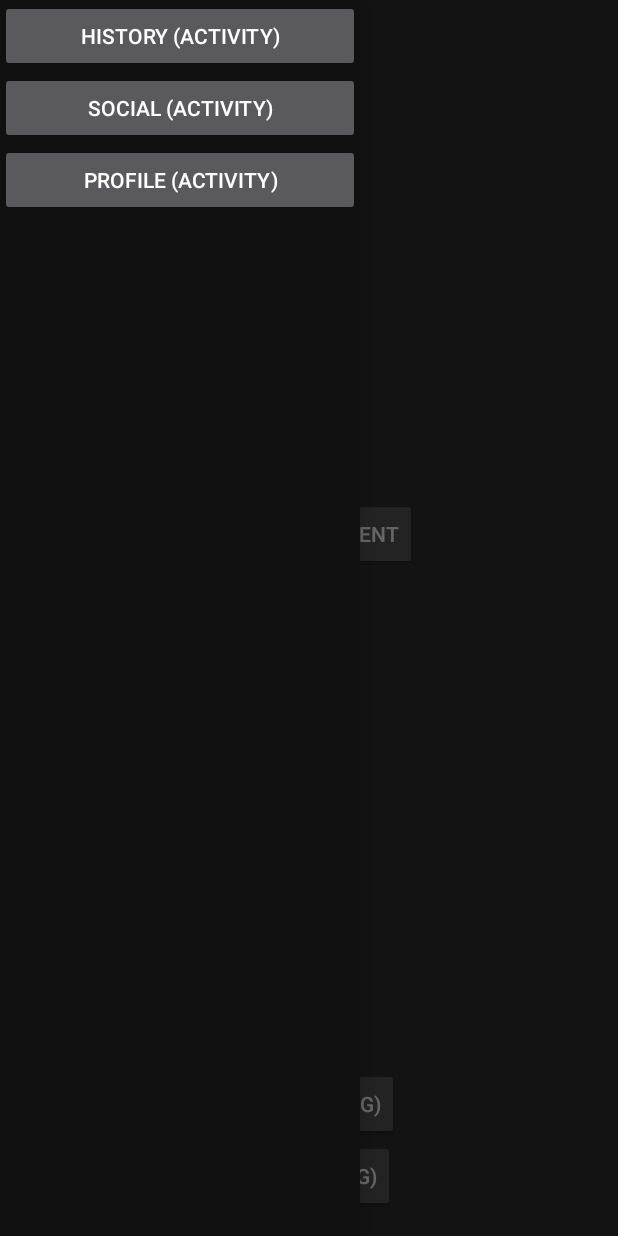
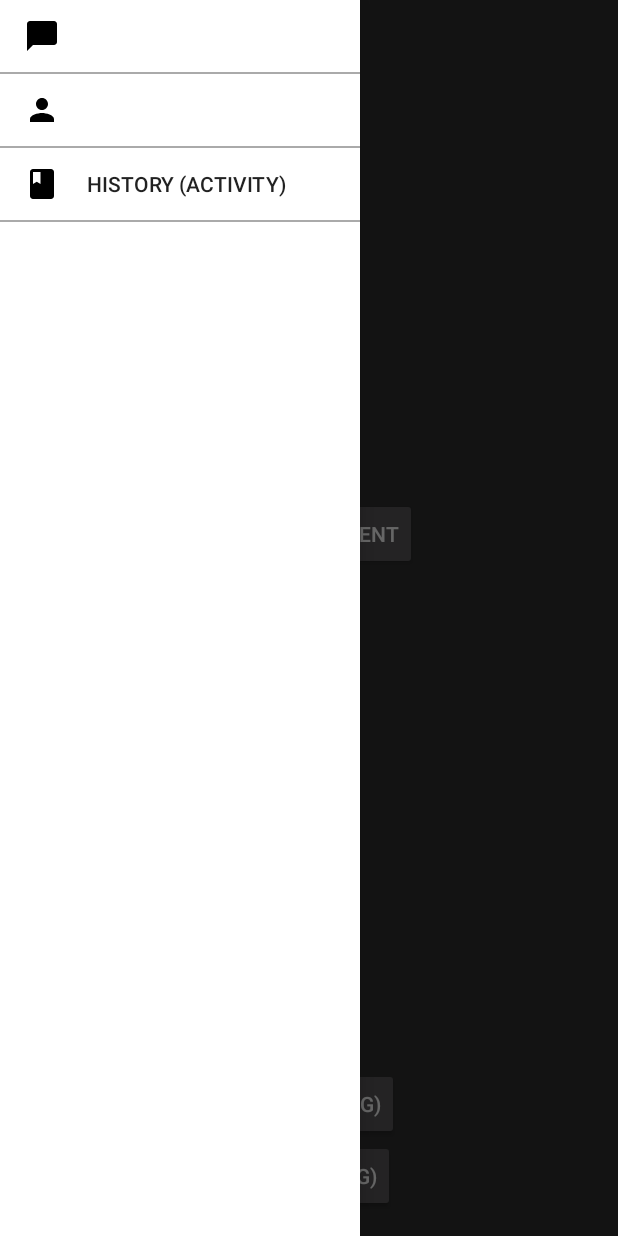
Before and after one commit to CMPUT301F17T05/AASIO-Index, an Android app: the screen it shows after launch (HomeActivity), with the side drawer open, on a phone screen of 412 x 824 dp. Run offline under Robolectric (Android 15) with nearby library versions, the phone set to English and light mode, and no system bars.

Commit message:
merge profile

```diff
--- a/app/src/main/java/com/cmput301/t05/habilect/ProfileActivity.java
+++ b/app/src/main/java/com/cmput301/t05/habilect/ProfileActivity.java
@@ -1,19 +1,14 @@
 package com.cmput301.t05.habilect;
 
 import android.content.Context;
-import android.graphics.Bitmap;
-import android.graphics.Matrix;
 import android.graphics.SurfaceTexture;
 import android.graphics.Typeface;
 import android.hardware.camera2.CameraCaptureSession;
 import android.hardware.camera2.CaptureFailure;
 import android.hardware.camera2.CaptureRequest;
-import android.hardware.camera2.CaptureResult;
 import android.hardware.camera2.TotalCaptureResult;
-import android.media.Image;
 import android.os.Bundle;
 import android.os.Handler;
-import android.os.HandlerThread;
 import android.os.Looper;
 import android.os.Message;
 import android.support.annotation.NonNull;
@@ -21,16 +16,9 @@ import android.support.constraint.ConstraintLayout;
 import android.support.v7.app.AppCompatActivity;
 import android.view.TextureView;
 import android.view.View;
-import android.view.ViewGroup;
-import android.view.animation.Animation;
-import android.view.animation.LinearInterpolator;
-import android.view.animation.RotateAnimation;
 import android.widget.Button;
 import android.widget.ImageView;
 import android.widget.TextView;
-import android.widget.Toast;
-
-import static java.lang.Thread.sleep;
 
 /**
  * @author ioltuszy
@@ -75,19 +63,7 @@ public class ProfileActivity extends AppCompatActivity {
     Button captureButton;
 
     boolean profileImageViewDebounce = false;
-
     CameraCaptureSession.CaptureCallback cameraCaptureSessionCallback = new CameraCaptureSession.CaptureCallback() {
-        /*@Override
-        public void onCaptureStarted(CameraCaptureSession session, CaptureRequest request, long timestamp, long frameNumber) {
-            Handler responseHandler = new Handler(Looper.getMainLooper()) {
-                @Override
-                public void handleMessage(Message params) {
-                    cameraTextureView.setAlpha(0f+0.2f*MathUtility.EasingOut(System.currentTimeMillis() - ((long[])params.obj)[0], ((long[])params.obj)[1], 3));
-                }
-            };
-            MathUtility.Animate(100, 500, responseHandler);
-        }*/
-
         @Override
         public void onCaptureCompleted(CameraCaptureSession session, @NonNull CaptureRequest request, TotalCaptureResult result) {
             switch (camera.getCameraState()) {
@@ -100,14 +76,12 @@ public class ProfileActivity extends AppCompatActivity {
                         Handler responseHandler = new Handler(Looper.getMainLooper()) {
                             @Override
                             public void handleMessage(Message params) {
-                                    if (params.obj==null)
-                                    {
+                                if (params.obj == null) {
                                     profileImageViewDebounce = false;
-                                    }
-                                    else {
-                                        cameraTextureView.setAlpha(1f-0.8f*MathUtility.EasingOut(System.currentTimeMillis() - ((long[])params.obj)[0], ((long[])params.obj)[1], 3));
-                                        mainConstraint.setAlpha(0f+1f*MathUtility.EasingOut(System.currentTimeMillis() - ((long[])params.obj)[0], ((long[])params.obj)[1], 3));
-                                        secondaryConstraint.setAlpha(1f-1f*MathUtility.EasingOut(System.currentTimeMillis() - ((long[])params.obj)[0], ((long[])params.obj)[1], 3));
+                                } else {
+                                    cameraTextureView.setAlpha(1f - 0.8f * MathUtility.EasingOut(System.currentTimeMillis() - ((long[]) params.obj)[0], ((long[]) params.obj)[1], 3));
+                                    mainConstraint.setAlpha(0f + 1f * MathUtility.EasingOut(System.currentTimeMillis() - ((long[]) params.obj)[0], ((long[]) params.obj)[1], 3));
+                                    secondaryConstraint.setAlpha(1f - 1f * MathUtility.EasingOut(System.currentTimeMillis() - ((long[]) params.obj)[0], ((long[]) params.obj)[1], 3));
                                 }
                             }
                         };
@@ -115,6 +89,7 @@ public class ProfileActivity extends AppCompatActivity {
                     }
             }
         }
+
         @Override
         public void onCaptureFailed(CameraCaptureSession session, @NonNull CaptureRequest request, CaptureFailure failure) {
 
@@ -125,6 +100,8 @@ public class ProfileActivity extends AppCompatActivity {
     protected void onCreate(Bundle savedInstanceState) {
         super.onCreate(savedInstanceState);
         setContentView(R.layout.activity_profile);
+
+        setTitle("Habilect - Social");
 
         mainConstraint = (ConstraintLayout) findViewById(R.id.mainConstraint);
         secondaryConstraint = (ConstraintLayout) findViewById(R.id.secondaryConstraint);
@@ -149,14 +126,12 @@ public class ProfileActivity extends AppCompatActivity {
                     Handler responseHandler = new Handler(Looper.getMainLooper()) {
                         @Override
                         public void handleMessage(Message params) {
-                            if (params.obj==null)
-                            {
+                            if (params.obj == null) {
                                 profileImageViewDebounce = false;
-                            }
-                            else {
-                                cameraTextureView.setAlpha(0.2f+0.8f*MathUtility.EasingOut(System.currentTimeMillis() - ((long[])params.obj)[0], ((long[])params.obj)[1], 3));
-                                mainConstraint.setAlpha(1f-1f*MathUtility.EasingOut(System.currentTimeMillis() - ((long[])params.obj)[0], ((long[])params.obj)[1], 3));
-                                secondaryConstraint.setAlpha(0f+1f*MathUtility.EasingOut(System.currentTimeMillis() - ((long[])params.obj)[0], ((long[])params.obj)[1], 3));
+                            } else {
+                                cameraTextureView.setAlpha(0.2f + 0.8f * MathUtility.EasingOut(System.currentTimeMillis() - ((long[]) params.obj)[0], ((long[]) params.obj)[1], 3));
+                                mainConstraint.setAlpha(1f - 1f * MathUtility.EasingOut(System.currentTimeMillis() - ((long[]) params.obj)[0], ((long[]) params.obj)[1], 3));
+                                secondaryConstraint.setAlpha(0f + 1f * MathUtility.EasingOut(System.currentTimeMillis() - ((long[]) params.obj)[0], ((long[]) params.obj)[1], 3));
                             }
                         }
                     };
--- a/app/src/main/res/drawable/divider.xml
+++ b/app/src/main/res/drawable/divider.xml
@@ -1,4 +1,5 @@
 <?xml version="1.0" encoding="utf-8"?>
-<selector xmlns:android="http://schemas.android.com/apk/res/android">
-
-</selector>
+<shape xmlns:android="http://schemas.android.com/apk/res/android">
+    <size android:height="1dp" />
+    <solid android:color="#aaaaaa" />
+</shape>
--- a/app/src/main/res/drawable/social.xml
+++ b/app/src/main/res/drawable/social.xml
@@ -5,5 +5,5 @@
         android:viewportHeight="24.0">
     <path
         android:fillColor="#FF000000"
-        android:pathData="M16,11c1.66,0 2.99,-1.34 2.99,-3S17.66,5 16,5c-1.66,0 -3,1.34 -3,3s1.34,3 3,3zM8,11c1.66,0 2.99,-1.34 2.99,-3S9.66,5 8,5C6.34,5 5,6.34 5,8s1.34,3 3,3zM8,13c-2.33,0 -7,1.17 -7,3.5L1,19h14v-2.5c0,-2.33 -4.67,-3.5 -7,-3.5zM16,13c-0.29,0 -0.62,0.02 -0.97,0.05 1.16,0.84 1.97,1.97 1.97,3.45L17,19h6v-2.5c0,-2.33 -4.67,-3.5 -7,-3.5z"/>
+        android:pathData="M20,2H4c-1.1,0 -2,0.9 -2,2v18l4,-4h14c1.1,0 2,-0.9 2,-2V4c0,-1.1 -0.9,-2 -2,-2z"/>
 </vector>
--- a/app/src/main/res/layout/activity_home.xml
+++ b/app/src/main/res/layout/activity_home.xml
@@ -2,6 +2,7 @@
 
 <android.support.v4.widget.DrawerLayout
     xmlns:android="http://schemas.android.com/apk/res/android"
+    xmlns:tools="http://schemas.android.com/tools"
     android:id="@+id/navigationHomeDrawer"
     android:layout_width="match_parent"
     android:layout_height="match_parent">
@@ -16,32 +17,52 @@
     </android.support.v4.view.ViewPager>
 
     <LinearLayout
+        android:layout_width="240dp"
+        android:layout_height="match_parent"
+        android:background="@color/white"
+        android:choiceMode="singleChoice"
+        android:divider="@drawable/divider"
+        android:dividerHeight="1dp"
         android:layout_gravity="start"
-    android:choiceMode="singleChoice"
-    android:layout_width="240dp"
-    android:divider="@android:color/transparent"
-    android:dividerHeight="0dp"
-    android:layout_height="match_parent"
-    android:background="#111"
-    android:orientation="vertical">
-
-    <Button
-        android:id="@+id/navigateHistory"
-        android:layout_width="240dp"
-        android:layout_height="wrap_content"
-        android:text="History (Activity)" />
+        android:orientation="vertical"
+        android:showDividers="middle|end">
 
         <Button
             android:id="@+id/navigateSocial"
-        android:layout_width="240dp"
+            style="@style/Widget.AppCompat.Button.Borderless"
+            android:layout_width="match_parent"
             android:layout_height="wrap_content"
+            android:background="@color/white"
+            android:drawablePadding="0dp"
+            android:drawableStart="@drawable/social"
+            android:paddingEnd="32dp"
+            android:paddingStart="16dp"
             android:text="Social (Activity)" />
 
         <Button
             android:id="@+id/navigateProfile"
-        android:layout_width="240dp"
+            style="@style/Widget.AppCompat.Button.Borderless"
+            android:layout_width="match_parent"
             android:layout_height="wrap_content"
+            android:background="@color/white"
+            android:drawablePadding="0dp"
+            android:drawableStart="@drawable/profile"
+            android:paddingEnd="32dp"
+            android:paddingStart="16dp"
             android:text="Profile (Activity)" />
+
+        <Button
+            android:id="@+id/navigateHistory"
+            style="@style/Widget.AppCompat.Button.Borderless"
+            android:layout_width="match_parent"
+            android:layout_height="wrap_content"
+            android:background="@color/white"
+            android:drawablePadding="0dp"
+            android:drawableStart="@drawable/history"
+            android:paddingEnd="32dp"
+            android:paddingStart="16dp"
+            android:text="History (Activity)"
+            android:theme="@style/AppTheme" />
 
     </LinearLayout>
 
--- a/app/src/main/res/layout/activity_profile.xml
+++ b/app/src/main/res/layout/activity_profile.xml
@@ -30,7 +30,7 @@
             android:layout_width="0dp"
             android:layout_height="0dp"
             android:alpha="0.9"
-            android:background="@color/colorPrimary"
+            android:background="@color/white"
             android:scaleType="fitXY"
             app:layout_constraintBottom_toBottomOf="parent"
             app:layout_constraintLeft_toLeftOf="parent"
@@ -42,7 +42,7 @@
             android:layout_width="0dp"
             android:layout_height="0dp"
             android:alpha="0.5"
-            android:background="@color/colorPrimaryDark"
+            android:background="@color/colorPrimary"
             app:layout_constraintBottom_toBottomOf="@+id/profileImageView"
             app:layout_constraintLeft_toLeftOf="parent"
             app:layout_constraintRight_toRightOf="parent"
@@ -59,7 +59,7 @@
             app:layout_constraintLeft_toLeftOf="@+id/rightImageViewGuide"
             app:layout_constraintRight_toLeftOf="@+id/leftImageViewGuide"
             app:layout_constraintTop_toTopOf="parent"
-            app:srcCompat="@drawable/default_profile_image" />
+            app:srcCompat="@mipmap/add_image" />
 
         <TextView
             android:id="@+id/displayNameTextView"
@@ -129,7 +129,7 @@
             android:layout_height="96dp"
             android:layout_marginBottom="16dp"
             android:alpha="0.75"
-            android:background="@drawable/ic_camera_black_24dp"
+            android:background="@mipmap/capture_button"
             app:layout_constraintBottom_toBottomOf="parent"
             app:layout_constraintEnd_toEndOf="parent"
             app:layout_constraintLeft_toLeftOf="parent" />
--- a/app/src/main/res/values/colors.xml
+++ b/app/src/main/res/values/colors.xml
@@ -1,9 +1,9 @@
 <?xml version="1.0" encoding="utf-8"?>
 <resources>
-    <color name="colorPrimary">#3F51B5</color>
-    <color name="colorPrimaryDark">#303F9F</color>
+    <color name="colorPrimary">#3f51b5</color>
+    <color name="colorPrimaryDark">#303f9f</color>
     <color name="colorAccent">#FF4081</color>
     <color name="black">#000000</color>
-    <color name="white">#FFFFFF</color>
+    <color name="white">#ffffff</color>
     <color name="red">#ff0000</color>
 </resources>
```
Also changed, not shown: app/src/main/java/com/cmput301/t05/habilect/AddHabitEventDialog.java (+21 -22 lines), app/src/main/java/com/cmput301/t05/habilect/HomePrimaryFragment.java (+0 -13 lines), gradle/wrapper/gradle-wrapper.properties, 1 other file. Lines whose indentation alone changed are shown as unchanged.
